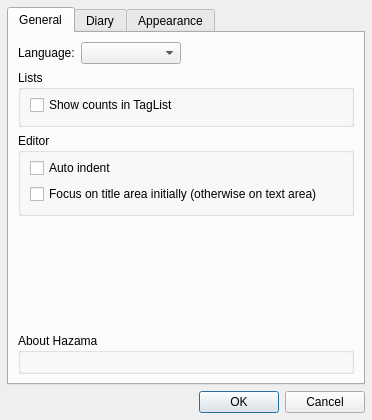
Old version of the form hazama/ui/configdialog.ui in the repository krrr/Hazama.
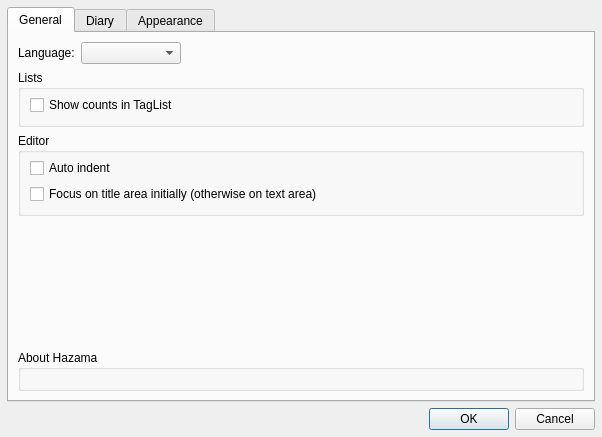
New version of the form. Icons and pictures are not drawn.

Commit message: Fix icon size in config dialog

The edit to the form file:
```diff
--- a/hazama/ui/configdialog.ui
+++ b/hazama/ui/configdialog.ui
@@ -9,8 +9,8 @@
    <rect>
     <x>0</x>
     <y>0</y>
-    <width>372</width>
-    <height>420</height>
+    <width>602</width>
+    <height>437</height>
    </rect>
   </property>
   <property name="windowTitle">
@@ -163,12 +163,6 @@
           </property>
           <item>
            <widget class="QLabel" name="appIcoLabel">
-            <property name="maximumSize">
-             <size>
-              <width>32</width>
-              <height>32</height>
-             </size>
-            </property>
             <property name="pixmap">
              <pixmap resource="../../res/res.qrc">:/appicon-64.png</pixmap>
             </property>
```
The commit also changes 1 other file.
